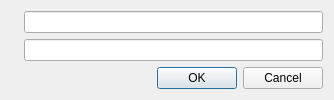
The window that qt5/quickphrase-editor/editordialog.ui (fcitx/fcitx5-qt) describes before a commit, drawn with Qt 5.
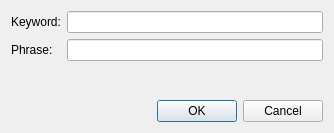
The same window after the commit.

Diff of the .ui file:
```diff
--- a/qt5/quickphrase-editor/editordialog.ui
+++ b/qt5/quickphrase-editor/editordialog.ui
@@ -7,7 +7,7 @@
     <x>0</x>
     <y>0</y>
     <width>334</width>
-    <height>91</height>
+    <height>133</height>
    </rect>
   </property>
   <layout class="QVBoxLayout" name="verticalLayout">
@@ -19,7 +19,7 @@
      <item row="0" column="0">
       <widget class="QLabel" name="keyLabel">
        <property name="text">
-        <string notr="true"/>
+        <string notr="true">Keyword:</string>
        </property>
       </widget>
      </item>
@@ -29,7 +29,7 @@
      <item row="1" column="0">
       <widget class="QLabel" name="valueLabel">
        <property name="text">
-        <string notr="true"/>
+        <string notr="true">Phrase:</string>
        </property>
       </widget>
      </item>
```
